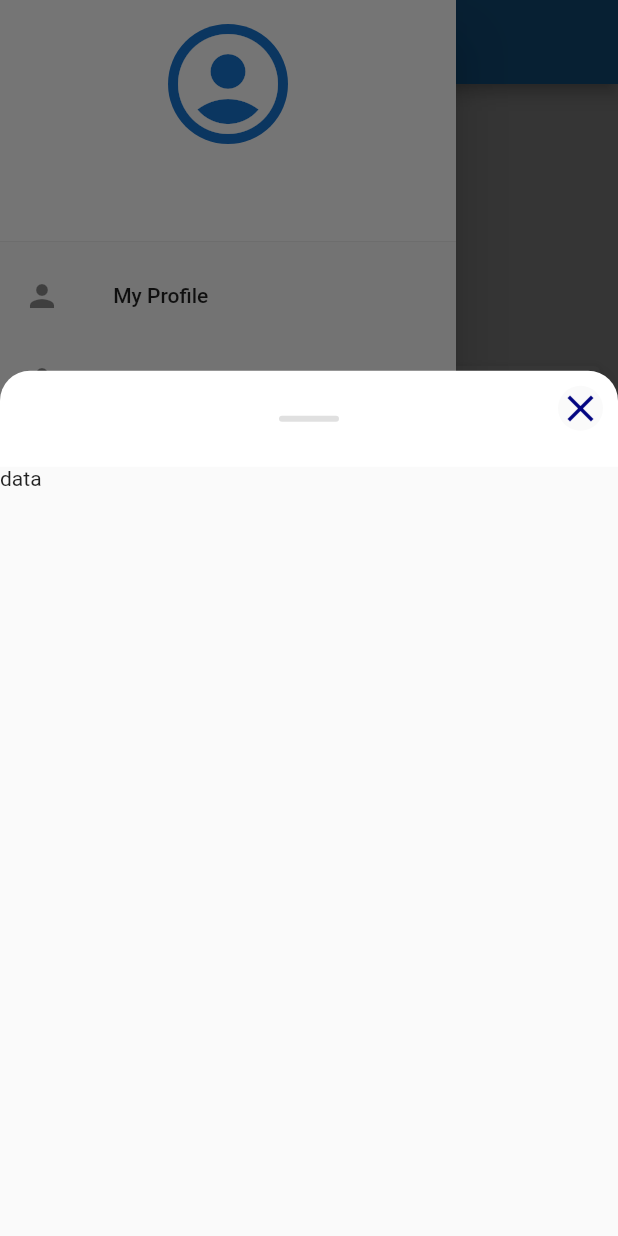
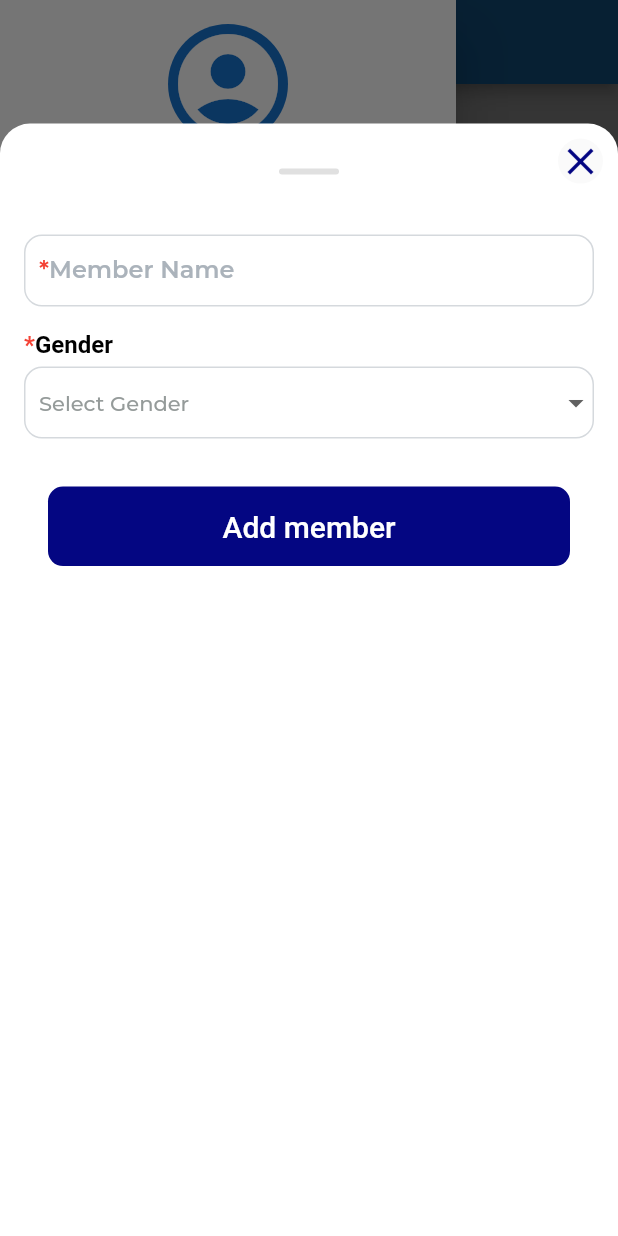
Before and after one commit to sakib556/Meal_Management_System_Mobile_App, a Flutter app: the DashboardScreen screen opened directly, in the side drawer, after a tap on "Add Member", on a phone screen of 412 x 824 dp. Run offline on Flutter 3.47's test engine with Material 2 defaults, Android fonts, the phone set to English and light mode, and no system bars; drawn by our look-alikes of flutter_speed_dial; our stand-ins replace connectivity_plus, dio, firebase_auth, firebase_core, firebase_database, firebase_messaging and 7 more; accounts and stored records are empty; statements that could not run were skipped.

Commit message:
add forms created

```diff
--- a/lib/modules/dashboard/sub_modules/member_form.dart
+++ b/lib/modules/dashboard/sub_modules/member_form.dart
@@ -1,14 +1,30 @@
 import 'package:flutter/material.dart';
+import 'package:meal_management/global/widget/form_with_button.dart';
+import 'package:meal_management/global/widget/global_button.dart';
+import 'package:meal_management/global/widget/global_dropdown.dart';
+import 'package:meal_management/global/widget/global_space.dart';
+import 'package:meal_management/global/widget/text_fields.dart';
 
 class MemberForm extends StatelessWidget {
   const MemberForm({super.key});
 
   @override
   Widget build(BuildContext context) {
-    return Scaffold(
-      body: Column(
-        children: [Text("data")],
-      ),
-    );
+    return GlobalFormWithButton(
+        button: GlobalButton(text: "Add member", onTap: () {}),
+        child: Column(
+          children: [
+            BorderedTextField(
+                label: "Member Name",
+                controller: TextEditingController(text: ""),
+                onChanged: (data) {}),
+            const VerticalSpace(),
+            GlobalConstantDropDown(
+                title: "Gender",
+                onChanged: (data) {},
+                items: ["Male", "Female"],
+                selectedValue: null)
+          ],
+        ));
   }
 }
--- a/lib/utils/bottom_sheet_util.dart
+++ b/lib/utils/bottom_sheet_util.dart
@@ -22,7 +22,7 @@ class SheetUtil {
             return false;
           },
           child: DraggableScrollableSheet(
-            initialChildSize: 0.7,
+            initialChildSize: 0.9,
             maxChildSize: 0.9,
             minChildSize: 0.5,
             builder: (BuildContext context, ScrollController scrollController) {
```
Also changed, not shown: lib/modules/dashboard/sub_modules/cost_form.dart (added, +107 -0 lines), lib/modules/dashboard/sub_modules/meal_form.dart (added, +96 -0 lines).
